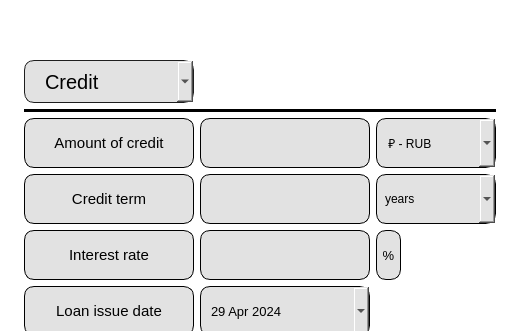
kossadda/C7_s21_SmartCalc, file src/gui_modules/ui_modules/s21_credit.ui: the form before one commit; both pictures show x 0 to 520 and y 0 to 331 of the 520 by 600 pixel window.
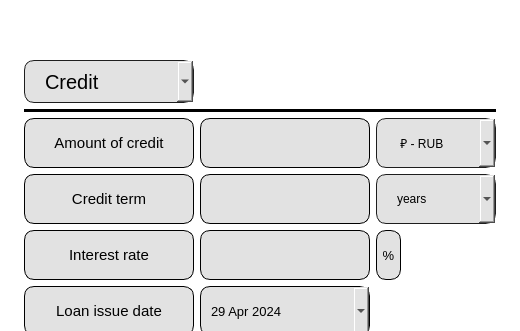
The form after the commit. Icons and pictures are not drawn.

Commit message: fix: bugs in qcombobox lists color

The edit to the form file:
```diff
--- a/src/gui_modules/ui_modules/s21_credit.ui
+++ b/src/gui_modules/ui_modules/s21_credit.ui
@@ -641,13 +641,32 @@
          </size>
         </property>
         <property name="styleSheet">
-         <string notr="true">QComboBox {
+         <string notr="true">QComboBox
+{
+    subcontrol-origin: padding;
+    subcontrol-position: top right;
+    selection-background-color: rgb(226, 226, 226);
+    selection-color: black; /* Изменено для контраста с белым */
+    color: black; /* Изменено для видимости на светлом фоне */
+    background-color: rgb(226, 226, 226);
+    border-style: solid;
+    border: 1px solid #1e1e1e;
     border-radius: 10px;
-    padding-right: 20px;
-    padding: 0 8px;
+    padding: 1px 0px 1px 20px;
+}
+
+QComboBox:!on
+{
+    color: black; /* Изменено для видимости */
     background-color: rgb(226, 226, 226);
-    color: black;
-    border: 1px solid black;
+}
+
+QComboBox QAbstractItemView
+{
+    border: 2px solid darkgray;
+    color: black; /* Изменено для видимости */
+    selection-background-color: rgb(226, 226, 226);
+	background-color: white;
 }
 
 QComboBox::drop-down {
@@ -814,13 +833,32 @@
          </size>
         </property>
         <property name="styleSheet">
-         <string notr="true">QComboBox {
+         <string notr="true">QComboBox
+{
+    subcontrol-origin: padding;
+    subcontrol-position: top right;
+    selection-background-color: rgb(226, 226, 226);
+    selection-color: black; /* Изменено для контраста с белым */
+    color: black; /* Изменено для видимости на светлом фоне */
+    background-color: rgb(226, 226, 226);
+    border-style: solid;
+    border: 1px solid #1e1e1e;
     border-radius: 10px;
-    padding-right: 20px;
-    padding: 0 8px;
+    padding: 1px 0px 1px 20px;
+}
+
+QComboBox:!on
+{
+    color: black; /* Изменено для видимости */
     background-color: rgb(226, 226, 226);
-    color: black;
-    border: 1px solid black;
+}
+
+QComboBox QAbstractItemView
+{
+    border: 2px solid darkgray;
+    color: black; /* Изменено для видимости */
+    selection-background-color: rgb(226, 226, 226);
+	background-color: white;
 }
 
 QComboBox::drop-down {
```
Left out of the diff: 10 changed lines with no effect on the pictures. The commit also changes 4 other files.
